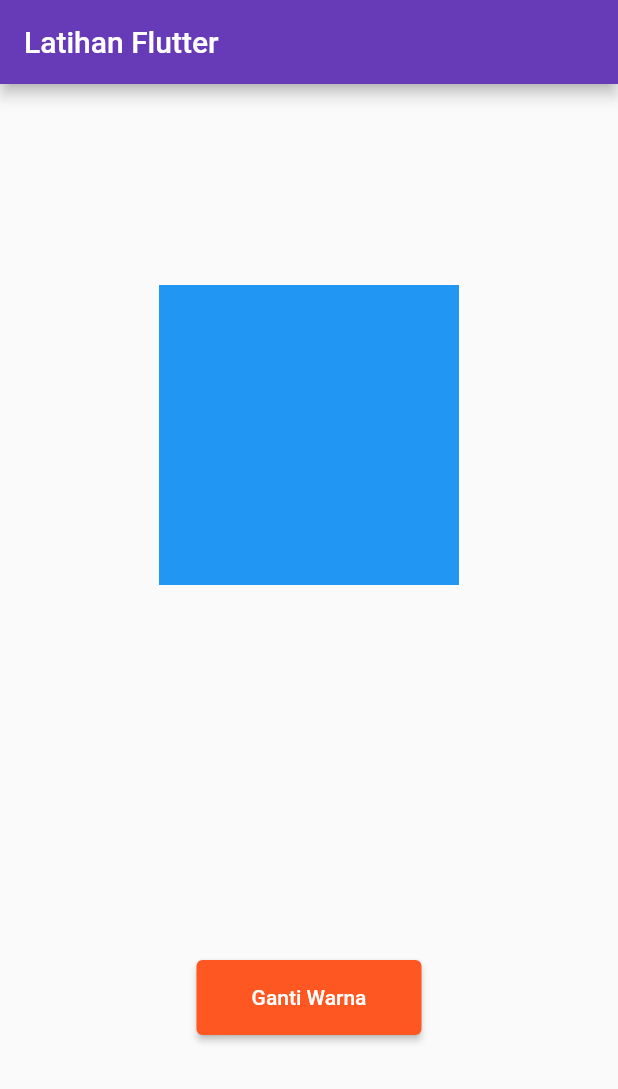
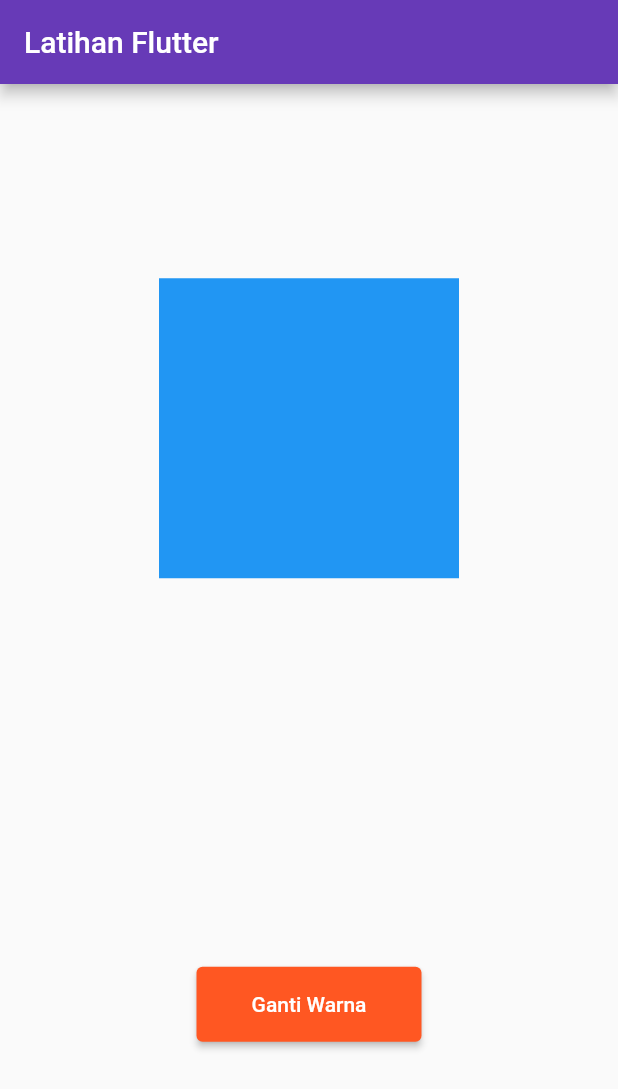
Before and after one commit to sefryss/Color-Change, a Flutter app: the screen it shows after launch, on a phone screen of 412 x 824 dp. Shown: the top 1089 px of the screen. Run offline on Flutter 3.47's test engine with Material 2 defaults, Android fonts, the light colour scheme and no system bars.

Commit message:
update commad

```diff
--- a/lib/main_view.dart
+++ b/lib/main_view.dart
@@ -8,9 +8,11 @@ class MainPage extends StatefulWidget {
 }
 
 class _MainPageState extends State<MainPage> {
+  //membuat variabel yang dibutuhkan dan membuat list color yang digunakan
   int _warnaAwalIndex = 0;
   List<Color> _warnaTersedia = [Colors.blue, Colors.yellow, Colors.green];
 
+  //metode untuk ganti warna
   void _gantiWarna() {
     setState(() {
       _warnaAwalIndex = (_warnaAwalIndex + 1) % _warnaTersedia.length;
@@ -19,7 +21,9 @@ class _MainPageState extends State<MainPage> {
 
   @override
   Widget build(BuildContext context) {
+    //menginisialisasikan untuk warna yang pertama kali muncul
     Color _warnaAwal = _warnaTersedia[_warnaAwalIndex];
+
     return Scaffold(
       appBar: AppBar(
         backgroundColor: Colors.deepPurple,
@@ -27,15 +31,12 @@ class _MainPageState extends State<MainPage> {
       ),
       body: Center(
           child: Column(
-        mainAxisAlignment: MainAxisAlignment.center,
+        mainAxisAlignment: MainAxisAlignment.spaceAround,
         children: [
           Container(
             width: 200,
             height: 200,
             color: _warnaAwal,
-          ),
-          SizedBox(
-            height: 250,
           ),
           SizedBox(
             width: 150.0,
```
